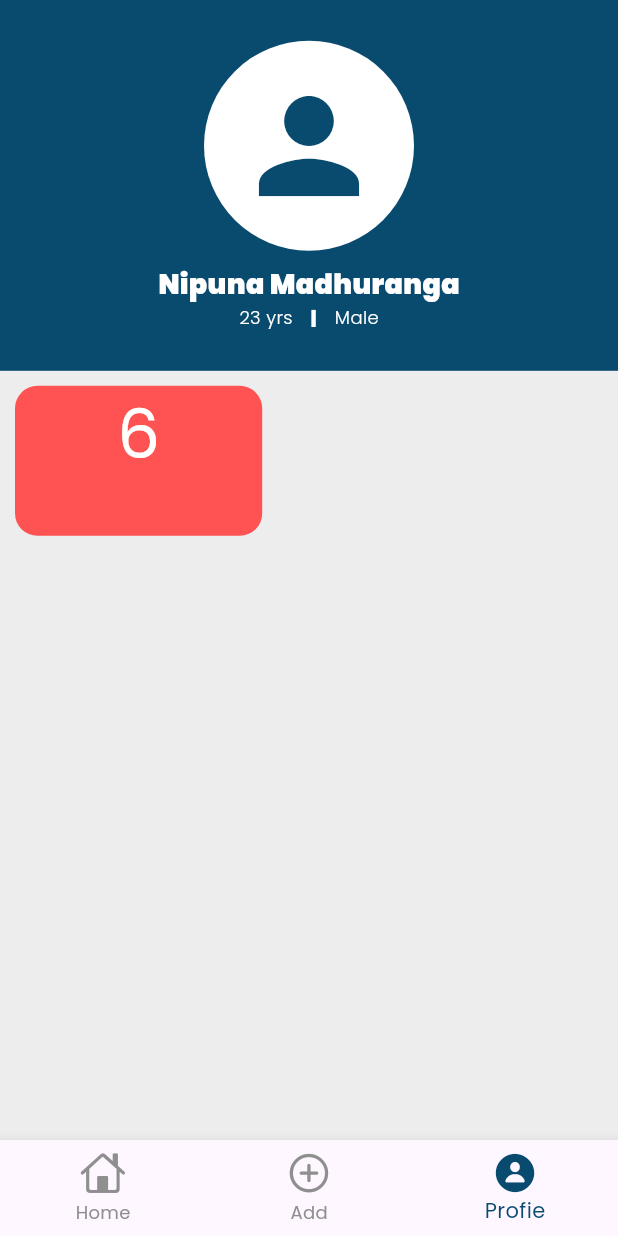
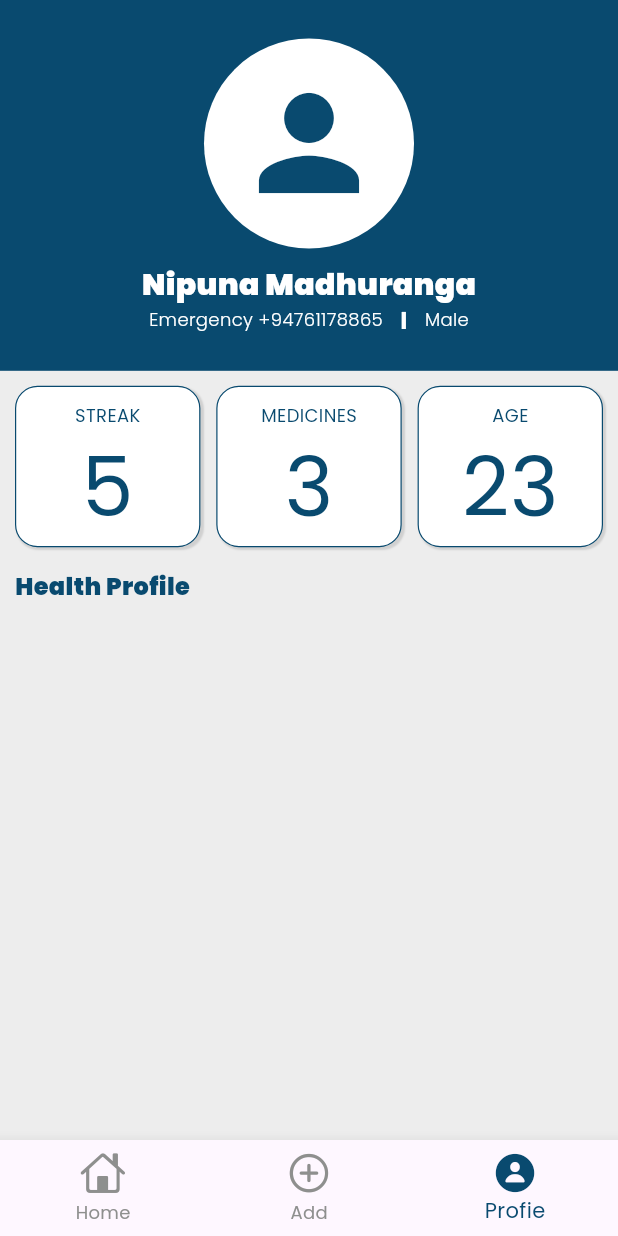
Before and after one commit to nipunagwdev-maker/mobi_health_care_app, a Flutter app: the screen it shows after launch, item 3 of the bottom bar chosen, on a phone screen of 412 x 824 dp. Run offline on Flutter 3.47's test engine with Material 3 defaults, Android fonts, the phone set to English and light mode, and no system bars; our stand-ins replace google_fonts.

Commit message:
design ui for the profile page, profile page card and fix the bugs in emulator

```diff
--- a/lib/pages/profile_page.dart
+++ b/lib/pages/profile_page.dart
@@ -1,6 +1,8 @@
-import 'package:flutter/cupertino.dart';
+//import 'package:flutter/cupertino.dart';
 import 'package:flutter/material.dart';
 import 'package:mobi_health_care_app/constants/colors.dart';
+import 'package:mobi_health_care_app/data/user_data.dart';
+import 'package:mobi_health_care_app/widgets/profile_page_card.dart';
 
 class ProfilePage extends StatefulWidget {
   const ProfilePage({super.key});
@@ -10,6 +12,11 @@
 }
 
 class _ProfilePageState extends State<ProfilePage> {
+  int get total => user.medicineList.length;
+  int get taken => user.medicineList
+      .where((medicine) => medicine.successfullyDrinked)
+      .length;
+
   @override
   Widget build(BuildContext context) {
     return SafeArea(
@@ -38,7 +45,7 @@
                     style: TextStyle(
                       color: kMainWhite,
                       fontWeight: FontWeight.w900,
-                      fontSize: 18,
+                      fontSize: 20,
                     ),
                   ),
                   Row(
@@ -46,7 +53,7 @@
                     children: [
                       Text(
                         //age of the user
-                        "23 yrs",
+                        "Emergency +94761178865",
                         style: TextStyle(
                           fontSize: 12,
                           color: kMainWhite,
@@ -83,29 +90,33 @@
             Padding(
               padding: const EdgeInsets.all(kMainPadding),
               child: Column(
+                crossAxisAlignment: CrossAxisAlignment.start,
                 children: [
                   Row(
+                    mainAxisAlignment: MainAxisAlignment.spaceBetween,
                     children: [
-                      Container(
-                        height: 100,
-                        width: MediaQuery.of(context).size.width * 0.4,
-                        decoration: BoxDecoration(
-                          color: Colors.redAccent,
-                          borderRadius: BorderRadius.circular(15),
-                        ),
-                        child: Column(
-                          children: [
-                            Text(
-                              "6",
-                              style: TextStyle(
-                                color: Colors.white,
-                                fontSize: 45,
-                              ),
-                            ),
-                          ],
-                        ),
+                      ProfilePageCard(
+                        profileCardTitleName: "STREAK",
+                        profileCardValue: 05,
+                      ),
+                      ProfilePageCard(
+                        profileCardTitleName: "MEDICINES",
+                        profileCardValue: total,
+                      ),
+                      ProfilePageCard(
+                        profileCardTitleName: "AGE",
+                        profileCardValue: 23,
                       ),
                     ],
+                  ),
+                  const SizedBox(height: 15),
+                  Text(
+                    "Health Profile",
+                    style: TextStyle(
+                      fontSize: 16,
+                      color: kMainColor,
+                      fontWeight: FontWeight.w900,
+                    ),
                   ),
                 ],
               ),
--- /dev/null
+++ b/lib/widgets/profile_page_card.dart
@@ -0,0 +1,53 @@
+import 'package:flutter/material.dart';
+import 'package:mobi_health_care_app/constants/colors.dart';
+
+class ProfilePageCard extends StatefulWidget {
+  final String profileCardTitleName;
+  final int profileCardValue;
+  const ProfilePageCard({
+    super.key,
+    required this.profileCardTitleName,
+    required this.profileCardValue,
+  });
+
+  @override
+  State<ProfilePageCard> createState() => _ProfilePageCardState();
+}
+
+class _ProfilePageCardState extends State<ProfilePageCard> {
+  @override
+  Widget build(BuildContext context) {
+    return Container(
+      //height: 100,
+      width: MediaQuery.of(context).size.width * 0.3,
+      decoration: BoxDecoration(
+        color: kMainWhite,
+        borderRadius: BorderRadius.circular(15),
+        border: Border.all(color: kMainColor, width: 0.8),
+        boxShadow: [
+          BoxShadow(
+            color: Colors.black12,
+            offset: Offset(1.5, 1.5),
+            //blurStyle: BlurStyle.outer,
+            blurRadius: 0.2,
+            spreadRadius: 0.3,
+          ),
+        ],
+      ),
+      child: Column(
+        children: [
+          const SizedBox(height: kMainPadding),
+          Text(
+            widget.profileCardTitleName,
+            style: TextStyle(color: kMainColor, fontSize: 12),
+          ),
+
+          Text(
+            widget.profileCardValue.toString(),
+            style: TextStyle(color: kMainColor, fontSize: 55),
+          ),
+        ],
+      ),
+    );
+  }
+}
```
Also changed, not shown: 1 other file.
